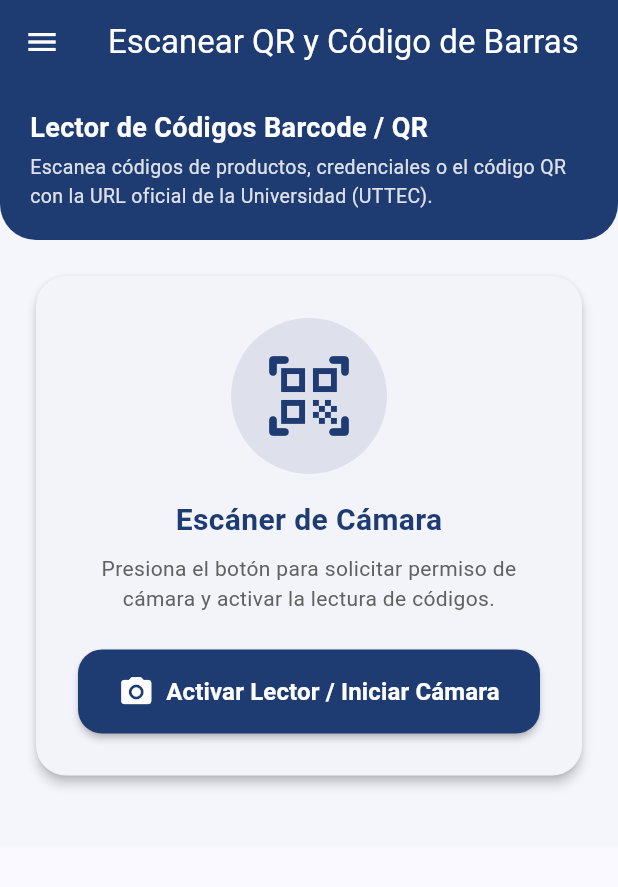
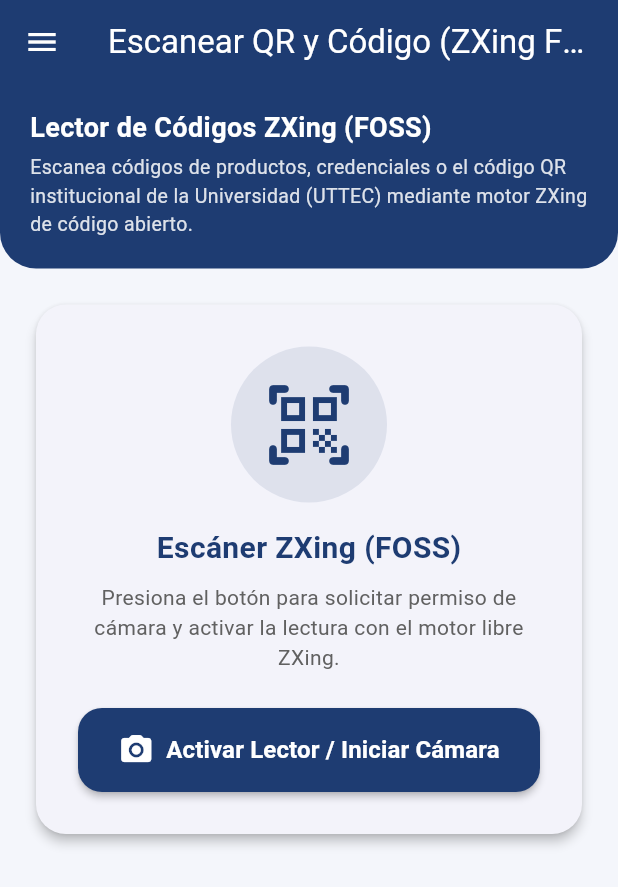
Before and after one commit to Uri904/proyecto10ids1, a Flutter app: the ScannerScreen screen opened directly, on a phone screen of 412 x 824 dp. Shown: the top 887 px of the screen. Run offline on Flutter 3.47's test engine with Material 3 defaults, Android fonts, the phone set to English and light mode, and no system bars; our stand-ins replace flutter_contacts, permission_handler, supabase_flutter; missing offline and left inert: qr_code_scanner_plus; accounts and stored records are empty.

Commit message:
F/Droid v1

```diff
--- a/lib/screens/scanner_screen.dart
+++ b/lib/screens/scanner_screen.dart
@@ -1,7 +1,7 @@
 import 'package:flutter/material.dart';
 import 'package:flutter/services.dart';
-import 'package:mobile_scanner/mobile_scanner.dart';
 import 'package:permission_handler/permission_handler.dart';
+import 'package:qr_code_scanner_plus/qr_code_scanner_plus.dart';
 import 'package:url_launcher/url_launcher.dart';
 import '../widgets/app_drawer.dart';
 
@@ -13,7 +13,9 @@ class ScannerScreen extends StatefulWidget {
 }
 
 class _ScannerScreenState extends State<ScannerScreen> {
-  MobileScannerController? _scannerController;
+  final GlobalKey _qrKey = GlobalKey(debugLabel: 'QR');
+  QRViewController? _qrController;
+
   bool _isScannerActive = false;
   bool _isPermissionDenied = false;
 
@@ -25,7 +27,7 @@ class _ScannerScreenState extends State<ScannerScreen> {
 
   @override
   void dispose() {
-    _scannerController?.dispose();
+    _qrController?.dispose();
     super.dispose();
   }
 
@@ -40,7 +42,7 @@ class _ScannerScreenState extends State<ScannerScreen> {
         _scannedType = null;
         _isProcessingCode = false;
       });
-      _initController();
+      _qrController?.resumeCamera();
     } else {
       setState(() {
         _isPermissionDenied = true;
@@ -49,26 +51,42 @@ class _ScannerScreenState extends State<ScannerScreen> {
     }
   }
 
-  void _initController() {
-    _scannerController?.dispose();
-    _scannerController = MobileScannerController(
-      detectionSpeed: DetectionSpeed.normal,
-      facing: CameraFacing.back,
-      torchEnabled: false,
-    );
+  void _onQRViewCreated(QRViewController controller) {
+    _qrController = controller;
+    controller.scannedDataStream.listen((scanData) {
+      if (_isProcessingCode || scanData.code == null || scanData.code!.isEmpty) {
+        return;
+      }
+
+      final String rawValue = scanData.code!;
+
+      setState(() {
+        _isProcessingCode = true;
+        _scannedValue = rawValue;
+        _scannedType = _formatBarcodeFormat(scanData.format);
+        _isUrlValue = _checkIsUrl(rawValue);
+        _isUTTECUrl = _checkIsUTTECUrl(rawValue);
+      });
+
+      _stopScanner();
+
+      if (_isUrlValue) {
+        _openUrlInBrowser(rawValue);
+      }
+    });
   }
 
   void _stopScanner() {
-    _scannerController?.stop();
+    _qrController?.pauseCamera();
     setState(() {
       _isScannerActive = false;
     });
   }
 
-  String _formatBarcodeType(BarcodeFormat format) {
+  String _formatBarcodeFormat(BarcodeFormat format) {
     switch (format) {
-      case BarcodeFormat.qrCode:
-        return 'Código QR (QR Code)';
+      case BarcodeFormat.qrcode:
+        return 'Código QR (ZXing QR)';
       case BarcodeFormat.code128:
         return 'Código de Barras (Code 128)';
       case BarcodeFormat.code39:
@@ -84,17 +102,15 @@ class _ScannerScreenState extends State<ScannerScreen> {
       case BarcodeFormat.upcE:
         return 'Código de Barras (UPC-E)';
       case BarcodeFormat.pdf417:
-        return 'Código PDF417 (Credencial/Documento)';
+        return 'Código PDF417 (Documento)';
       case BarcodeFormat.dataMatrix:
         return 'Código Data Matrix';
       case BarcodeFormat.aztec:
         return 'Código Aztec';
       case BarcodeFormat.codabar:
         return 'Código Codabar';
-      case BarcodeFormat.itf:
-        return 'Código ITF';
       default:
-        return 'Código de Barras (${format.name.toUpperCase()})';
+        return 'Código Detectado (ZXing ${format.name.toUpperCase()})';
     }
   }
 
@@ -110,33 +126,6 @@ class _ScannerScreenState extends State<ScannerScreen> {
     return lower.contains('uttec.edu.mx') ||
         lower.contains('uttec.edomex.gob.mx') ||
         lower.contains('uttec');
-  }
-
-  void _onBarcodeDetected(BarcodeCapture capture) {
-    if (_isProcessingCode) return;
-
-    final List<Barcode> barcodes = capture.barcodes;
-    if (barcodes.isEmpty) return;
-
-    final firstCode = barcodes.first;
-    final String rawValue = firstCode.rawValue ?? '';
-
-    if (rawValue.isEmpty) return;
-
-    setState(() {
-      _isProcessingCode = true;
-      _scannedValue = rawValue;
-      _scannedType = _formatBarcodeType(firstCode.format);
-      _isUrlValue = _checkIsUrl(rawValue);
-      _isUTTECUrl = _checkIsUTTECUrl(rawValue);
-    });
-
-    _stopScanner();
-
-    // Si es una URL (por ejemplo del QR de la universidad UTTEC), abrir en navegador
-    if (_isUrlValue) {
-      _openUrlInBrowser(rawValue);
-    }
   }
 
   Future<void> _openUrlInBrowser(String urlString) async {
@@ -190,7 +179,7 @@ class _ScannerScreenState extends State<ScannerScreen> {
   Widget build(BuildContext context) {
     return Scaffold(
       appBar: AppBar(
-        title: const Text('Escanear QR y Código de Barras'),
+        title: const Text('Escanear QR y Código (ZXing FOSS)'),
         backgroundColor: const Color(0xFF1E3C72),
         foregroundColor: Colors.white,
         actions: [
@@ -198,12 +187,12 @@ class _ScannerScreenState extends State<ScannerScreen> {
             IconButton(
               icon: const Icon(Icons.flash_on_rounded),
               tooltip: 'Linterna',
-              onPressed: () => _scannerController?.toggleTorch(),
+              onPressed: () => _qrController?.toggleFlash(),
             ),
             IconButton(
               icon: const Icon(Icons.cameraswitch_rounded),
               tooltip: 'Cambiar Cámara',
-              onPressed: () => _scannerController?.switchCamera(),
+              onPressed: () => _qrController?.flipCamera(),
             ),
           ],
         ],
@@ -229,7 +218,7 @@ class _ScannerScreenState extends State<ScannerScreen> {
                   crossAxisAlignment: CrossAxisAlignment.start,
                   children: [
                     const Text(
-                      'Lector de Códigos Barcode / QR',
+                      'Lector de Códigos ZXing (FOSS)',
                       style: TextStyle(
                         color: Colors.white,
                         fontSize: 18,
@@ -238,7 +227,7 @@ class _ScannerScreenState extends State<ScannerScreen> {
                     ),
                     const SizedBox(height: 4),
                     Text(
-                      'Escanea códigos de productos, credenciales o el código QR con la URL oficial de la Universidad (UTTEC).',
+                      'Escanea códigos de productos, credenciales o el código QR institucional de la Universidad (UTTEC) mediante motor ZXing de código abierto.',
                       style: TextStyle(
                         color: Colors.white.withValues(alpha: 0.85),
                         fontSize: 13,
@@ -327,7 +316,7 @@ class _ScannerScreenState extends State<ScannerScreen> {
       );
     }
 
-    if (_isScannerActive && _scannerController != null) {
+    if (_isScannerActive) {
       return Column(
         children: [
           Container(
@@ -344,48 +333,16 @@ class _ScannerScreenState extends State<ScannerScreen> {
               ],
             ),
             clipBehavior: Clip.antiAlias,
-            child: Stack(
-              children: [
-                MobileScanner(
-                  controller: _scannerController!,
-                  onDetect: _onBarcodeDetected,
-                ),
-                // Marco delimitador del visor de escaneo
-                Center(
-                  child: Container(
-                    width: 220,
-                    height: 220,
-                    decoration: BoxDecoration(
-                      border: Border.all(color: Colors.amber, width: 2.5),
-                      borderRadius: BorderRadius.circular(16),
-                      color: Colors.transparent,
-                    ),
-                  ),
-                ),
-                Positioned(
-                  bottom: 12,
-                  left: 0,
-                  right: 0,
-                  child: Center(
-                    child: Container(
-                      padding: const EdgeInsets.symmetric(
-                          horizontal: 16, vertical: 6),
-                      decoration: BoxDecoration(
-                        color: Colors.black.withValues(alpha: 0.65),
-                        borderRadius: BorderRadius.circular(20),
-                      ),
-                      child: const Text(
-                        'Apunta al código de barras o QR',
-                        style: TextStyle(
-                          color: Colors.white,
-                          fontSize: 12,
-                          fontWeight: FontWeight.bold,
-                        ),
-                      ),
-                    ),
-                  ),
-                ),
-              ],
+            child: QRView(
+              key: _qrKey,
+              onQRViewCreated: _onQRViewCreated,
+              overlay: QrScannerOverlayShape(
+                borderColor: Colors.amber,
+                borderRadius: 16,
+                borderLength: 30,
+                borderWidth: 8,
+                cutOutSize: 220,
+              ),
             ),
           ),
           const SizedBox(height: 12),
@@ -427,7 +384,7 @@ class _ScannerScreenState extends State<ScannerScreen> {
             ),
             const SizedBox(height: 16),
             const Text(
-              'Escáner de Cámara',
+              'Escáner ZXing (FOSS)',
               style: TextStyle(
                 fontSize: 20,
                 fontWeight: FontWeight.bold,
@@ -436,7 +393,7 @@ class _ScannerScreenState extends State<ScannerScreen> {
             ),
             const SizedBox(height: 8),
             Text(
-              'Presiona el botón para solicitar permiso de cámara y activar la lectura de códigos.',
+              'Presiona el botón para solicitar permiso de cámara y activar la lectura con el motor libre ZXing.',
               style: TextStyle(color: Colors.grey.shade700, fontSize: 14),
               textAlign: TextAlign.center,
             ),
@@ -550,7 +507,6 @@ class _ScannerScreenState extends State<ScannerScreen> {
 
             const Divider(height: 24),
 
-            // Contenido/Valor Leído
             const Text(
               'Valor Leído:',
               style: TextStyle(
@@ -581,7 +537,6 @@ class _ScannerScreenState extends State<ScannerScreen> {
 
             const SizedBox(height: 16),
 
-            // Botones de acción según el resultado
             Row(
               children: [
                 Expanded(
@@ -619,7 +574,6 @@ class _ScannerScreenState extends State<ScannerScreen> {
 
             const SizedBox(height: 12),
 
-            // Botón para volver a escanear
             SizedBox(
               width: double.infinity,
               child: ElevatedButton.icon(
```
Also changed, not shown: lib/main.dart (+16 -6 lines), lib/models/classification_model.dart (+19 -13 lines), lib/models/client_model.dart (+23 -17 lines), lib/services/auth_service.dart (+70 -53 lines), lib/services/classification_service.dart (+51 -20 lines), lib/services/client_service.dart (+60 -26 lines), pubspec.yaml (+4 -74 lines), pubspec.lock, 7 other files.
